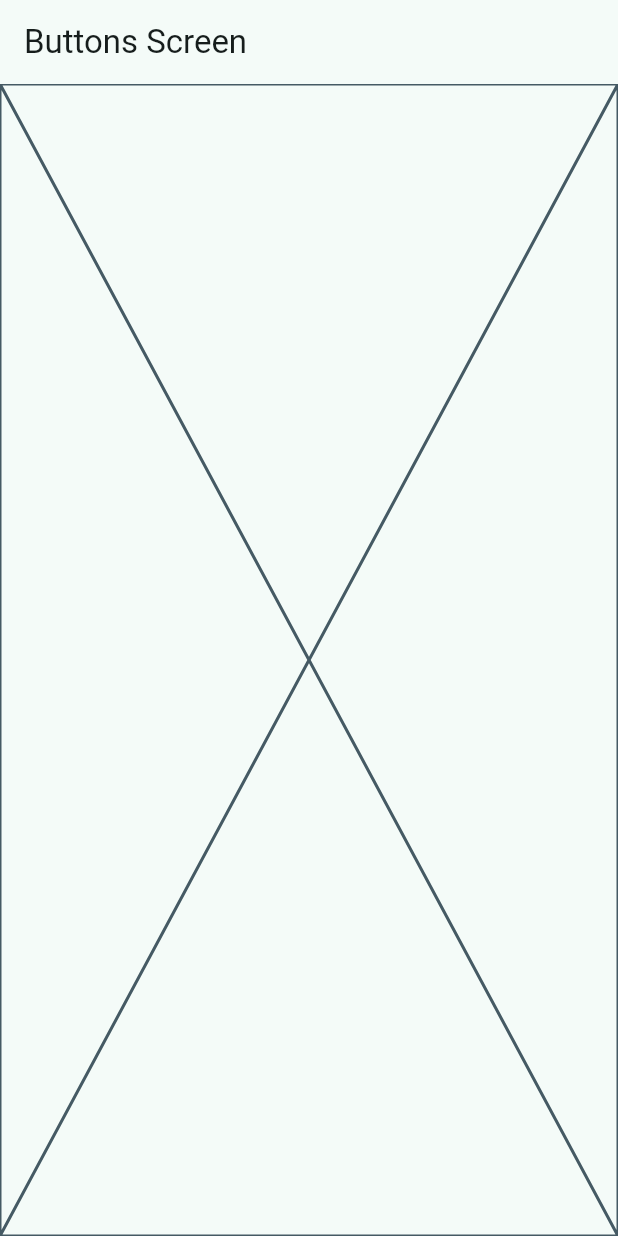
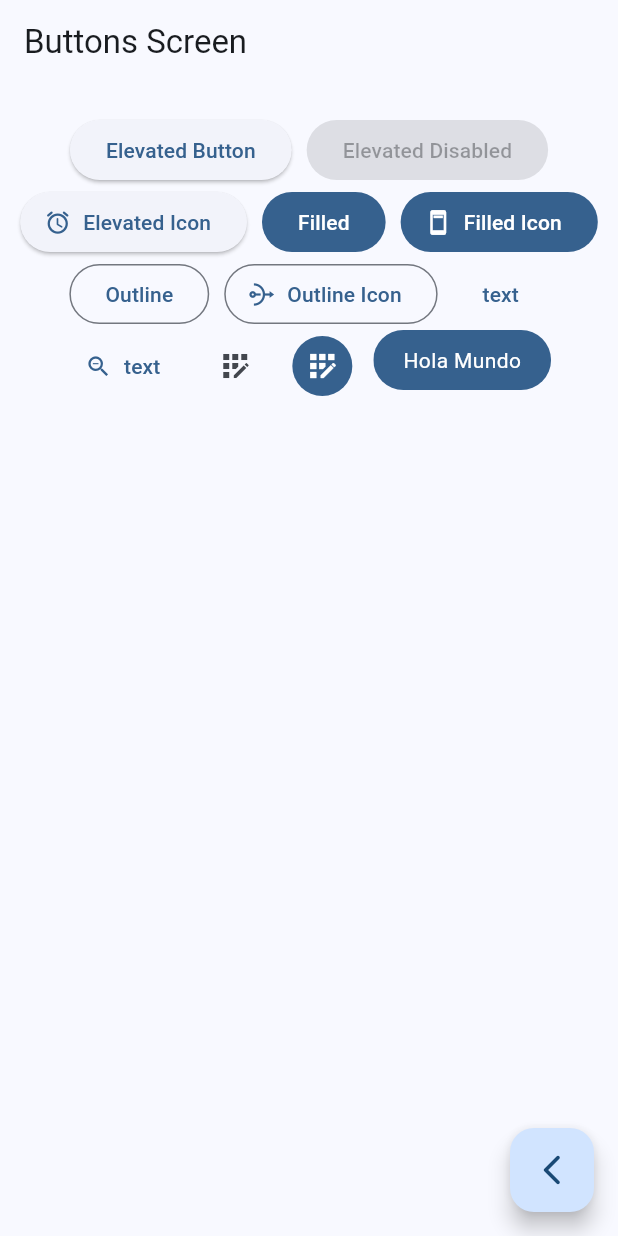
Before and after one commit to dosaraviaq/Widgets_app, a Flutter app: the ButtonsScreen screen opened by its route, on a phone screen of 412 x 824 dp. Run offline on Flutter 3.47's test engine with Material 3 defaults, Android fonts, the light colour scheme and no system bars; our stand-ins replace go_router.

Commit message:
buttons screen finish

```diff
--- a/lib/main.dart
+++ b/lib/main.dart
@@ -10,12 +10,12 @@ class MainApp extends StatelessWidget {
   const MainApp({super.key});
 
   @override
-  Widget build(BuildContext context ) {
+  Widget build(BuildContext context) {
     return MaterialApp.router(
       // Configuracion de las rutas gorouter
       routerConfig: appRouter,
       debugShowCheckedModeBanner: false,
-      theme: AppTheme(selectedColor: 1).getTheme(),
+      theme: AppTheme(selectedColor: 0).getTheme(),
     );
   }
 }
--- a/lib/presentation/screens/buttons/home_screen.dart
+++ b/lib/presentation/screens/buttons/home_screen.dart
@@ -1,8 +1,10 @@
 import 'package:flutter/material.dart';
+import 'package:flutter/widgets.dart';
+import 'package:go_router/go_router.dart';
 
 class ButtonsScreen extends StatelessWidget {
   // name de la rutaa
-  static const String name = 'buton_screen';
+  static const String name = 'button_screen';
   const ButtonsScreen({super.key});
 
   @override
@@ -11,7 +13,114 @@ class ButtonsScreen extends StatelessWidget {
       appBar: AppBar(
         title: const Text("Buttons Screen"),
       ),
-      body: const Placeholder(),
+      body: const _ButtonsView(),
+      // Primer tipo de btn
+      floatingActionButton: FloatingActionButton(
+        child: const Icon(Icons.arrow_back_ios_new_rounded),
+        onPressed: () {
+          context.pop();
+        },
+      ),
     );
   }
 }
+
+class _ButtonsView extends StatelessWidget {
+  const _ButtonsView();
+  @override
+  Widget build(BuildContext context) {
+    // Colores primarios
+    final colors = Theme.of(context).colorScheme;
+    return SizedBox(
+      width: double.infinity,
+      child: Padding(
+        padding: const EdgeInsets.symmetric(horizontal: 10, vertical: 20),
+        //Wrap-->Similar a las columns y rows, va acomodando a la derecha segun el espacio
+        child: Wrap(
+          spacing: 10, // Para el espacio de botones
+          alignment: WrapAlignment.center, // Centrar Los botones
+          //children--> Botones que voy a colocar
+          children: [
+            // Segundo btn
+            ElevatedButton(
+                onPressed: () {}, child: const Text("Elevated Button")),
+            const ElevatedButton(
+                onPressed: null, child: Text("Elevated Disabled")),
+            ElevatedButton.icon(
+              onPressed: () {},
+              icon: const Icon(Icons.access_alarm_rounded),
+              label: const Text("Elevated Icon"),
+            ),
+            // Tercera forma de realizar un btn
+            FilledButton(onPressed: () {}, child: const Text("Filled")),
+            //Cuarta forma de realizar un btn
+            FilledButton.icon(
+              onPressed: () {},
+              icon: const Icon(Icons.ad_units),
+              label: const Text("Filled Icon"),
+            ),
+            // Quinta forma de realizar un btn
+            OutlinedButton(onPressed: () {}, child: const Text("Outline")),
+            // Sexta forma de realizar un btn
+            OutlinedButton.icon(
+              onPressed: () {},
+              label: const Text("Outline Icon"),
+              icon: const Icon(Icons.nat_sharp),
+            ),
+            // Septima forma de realizar un btn
+            TextButton(onPressed: () {}, child: const Text('text')),
+            // Octaba forma de realizar un btn
+            TextButton.icon(
+              onPressed: () {},
+              label: const Text('text'),
+              icon: const Icon(Icons.zoom_out_outlined),
+            ),
+            // Novena forma de realizar un btn
+            IconButton(
+                onPressed: () {}, icon: const Icon(Icons.app_registration)),
+            // Decima forma de realizar un btn
+            IconButton(
+              onPressed: () {},
+              icon: const Icon(Icons.app_registration),
+              style: ButtonStyle(
+                  backgroundColor: MaterialStatePropertyAll(colors.primary),
+                  iconColor: const MaterialStatePropertyAll(Colors.white)),
+            ),
+            const CustomButtom(),
+          ],
+        ),
+      ),
+    );
+  }
+}
+
+// Mis Botones personalizados
+class CustomButtom extends StatelessWidget {
+  const CustomButtom({super.key});
+
+  @override
+  Widget build(BuildContext context) {
+    // LLamamos a nuestros colores definidos
+    final colors = Theme.of(context).colorScheme;
+
+    return ClipRRect(
+      // Para redondear el btn
+      borderRadius: BorderRadius.circular(20),
+      child: Material(
+        color: colors.primary,
+        // Material-->widget especial, es para definir el splas entr cosas.
+        child: InkWell(
+          // InkWell--> efecto de aplastar la pantalla
+          onTap: () {},
+          child: Padding(
+            padding: const EdgeInsets.symmetric(horizontal: 20, vertical: 10),
+            child: const Text(
+              "Hola Mundo",
+              style: TextStyle(color: Colors.white),
+            ),
+          ),
+        ),
+      ),
+    );
+  }
+}
--- a/lib/presentation/screens/home/home_screen.dart
+++ b/lib/presentation/screens/home/home_screen.dart
@@ -75,9 +75,9 @@ class _CustomListTile extends StatelessWidget {
         // -------
         // Para cambiar la pantalla es --> go
         // Para regresar la pantalla es --> push
-        // context.push(menuItem.link);
+        context.push(menuItem.link);
         // Solo con go_router
-        context.pushNamed(CardsScreen.name);
+        // context.pushNamed(CardsScreen.name);
       },
     );
   }
```
Also changed, not shown: ANEXOS/Pasted image 20240422171208.png (added), 1 other file.
